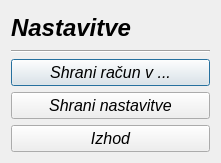
This is settings.ui in MaxMaxy/racun as Qt 5 draws it before an edit. The edited form follows.
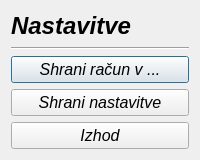
This is the edited form.

Patch:
```diff
--- a/settings.ui
+++ b/settings.ui
@@ -6,10 +6,28 @@
    <rect>
     <x>0</x>
     <y>0</y>
-    <width>221</width>
-    <height>163</height>
+    <width>200</width>
+    <height>160</height>
    </rect>
   </property>
+  <property name="sizePolicy">
+   <sizepolicy hsizetype="Preferred" vsizetype="Preferred">
+    <horstretch>0</horstretch>
+    <verstretch>4</verstretch>
+   </sizepolicy>
+  </property>
+  <property name="minimumSize">
+   <size>
+    <width>200</width>
+    <height>160</height>
+   </size>
+  </property>
+  <property name="maximumSize">
+   <size>
+    <width>200</width>
+    <height>160</height>
+   </size>
+  </property>
   <property name="font">
    <font>
     <family>MS Sans Serif</family>
```
